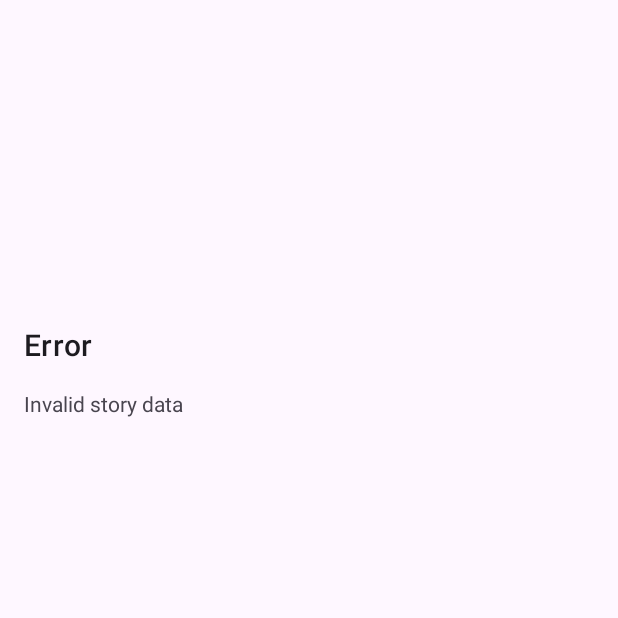
After one commit to izhharfarhan/StoryApp, an Android app: the DetailStoryActivity screen opened directly, with no data from a screen before it, on a phone screen of 412 x 824 dp, the top half of it. The commit adds this screen. Run offline under Robolectric (Android 15) with nearby library versions, the phone set to English and light mode, and no system bars; pictures from the network do not load.

Commit message:
adding List Story and Detail Story

```diff
--- a/app/build.gradle.kts
+++ b/app/build.gradle.kts
@@ -5,7 +5,7 @@ plugins {
 
 android {
     namespace = "com.dicoding.picodiploma.loginwithanimation"
-    compileSdk = 33
+    compileSdk = 35
 
     defaultConfig {
         applicationId = "com.dicoding.picodiploma.loginwithanimation"
@@ -41,6 +41,7 @@ dependencies {
     implementation("androidx.appcompat:appcompat:1.6.1")
     implementation("com.google.android.material:material:1.9.0")
     implementation("androidx.constraintlayout:constraintlayout:2.1.4")
+    implementation("androidx.activity:activity:1.9.3")
     testImplementation("junit:junit:4.13.2")
     androidTestImplementation("androidx.test.ext:junit:1.1.5")
     androidTestImplementation("androidx.test.espresso:espresso-core:3.5.1")
--- a/app/src/main/AndroidManifest.xml
+++ b/app/src/main/AndroidManifest.xml
@@ -10,6 +10,9 @@
         android:roundIcon="@mipmap/ic_launcher_round"
         android:supportsRtl="true"
         android:theme="@style/Theme.LoginWithAnimation">
+        <activity
+            android:name=".view.detail.DetailStoryActivity"
+            android:exported="false" />
         <activity
             android:name=".view.welcome.WelcomeActivity"
             android:exported="false" />
--- a/app/src/main/java/com/dicoding/picodiploma/loginwithanimation/view/StoryViewModel.kt
+++ /dev/null
@@ -1,4 +0,0 @@
-package com.dicoding.picodiploma.loginwithanimation.view
-
-class StoryViewModel {
-}
--- a/app/src/main/java/com/dicoding/picodiploma/loginwithanimation/view/ViewModelFactory.kt
+++ b/app/src/main/java/com/dicoding/picodiploma/loginwithanimation/view/ViewModelFactory.kt
@@ -6,6 +6,7 @@ import androidx.lifecycle.ViewModel
 import androidx.lifecycle.ViewModelProvider
 import com.dicoding.picodiploma.loginwithanimation.data.UserRepository
 import com.dicoding.picodiploma.loginwithanimation.di.Injection
+import com.dicoding.picodiploma.loginwithanimation.view.detail.DetailViewModel
 import com.dicoding.picodiploma.loginwithanimation.view.main.MainViewModel
 
 class ViewModelFactory(private val repository: UserRepository) : ViewModelProvider.NewInstanceFactory() {
@@ -18,6 +19,9 @@ class ViewModelFactory(private val repository: UserRepository) : ViewModelProvid
             }
             modelClass.isAssignableFrom(LoginViewModel::class.java) -> {
                 LoginViewModel(repository) as T
+            }
+            modelClass.isAssignableFrom(DetailViewModel::class.java) -> { // Tambahkan ini
+                DetailViewModel(repository) as T
             }
             else -> throw IllegalArgumentException("Unknown ViewModel class: " + modelClass.name)
         }
--- /dev/null
+++ b/app/src/main/java/com/dicoding/picodiploma/loginwithanimation/view/detail/DetailStoryActivity.kt
@@ -0,0 +1,69 @@
+package com.dicoding.picodiploma.loginwithanimation.view.detail
+
+import android.os.Bundle
+import android.util.Log
+import android.view.View
+import androidx.activity.viewModels
+import androidx.appcompat.app.AppCompatActivity
+import com.bumptech.glide.Glide
+import com.dicoding.picodiploma.loginwithanimation.R
+import com.dicoding.picodiploma.loginwithanimation.data.result.Result
+import com.dicoding.picodiploma.loginwithanimation.databinding.ActivityDetailStoryBinding
+import com.dicoding.picodiploma.loginwithanimation.view.ViewModelFactory
+
+class DetailStoryActivity : AppCompatActivity() {
+    private lateinit var binding: ActivityDetailStoryBinding
+    private val viewModel: DetailViewModel by viewModels {
+        ViewModelFactory.getInstance(this)
+    }
+
+    override fun onCreate(savedInstanceState: Bundle?) {
+        super.onCreate(savedInstanceState)
+        binding = ActivityDetailStoryBinding.inflate(layoutInflater)
+        setContentView(binding.root)
+
+        val storyId = intent.getStringExtra("STORY_ID")
+        val token = intent.getStringExtra("TOKEN")
+
+        Log.d("DetailStoryActivity", "Received STORY_ID: $storyId")
+        Log.d("DetailStoryActivity", "Received TOKEN: $token")
+
+        if (storyId != null && token != null) {
+            observeStoryDetail(storyId, token)
+        } else {
+            showError("Invalid story data")
+        }
+    }
+
+
+    private fun observeStoryDetail(storyId: String, token: String) {
+        viewModel.getStoryDetail(storyId, token).observe(this) { result ->
+            when (result) {
+                is Result.Loading -> showLoading(true)
+                is Result.Success -> {
+                    showLoading(false)
+                    val story = result.data.story
+                    binding.tvDetailName.text = story.name
+                    binding.tvDetailDescription.text = story.description
+                    Glide.with(this)
+                        .load(story.photoUrl)
+                        .placeholder(R.drawable.no_image)
+                        .into(binding.ivDetailPhoto)
+                }
+                is Result.Error -> {
+                    showLoading(false)
+                    showError(result.error.message ?: "Failed to load story details")
+                }
+            }
+        }
+    }
+
+    private fun showLoading(isLoading: Boolean) {
+        binding.progressBar.visibility = if (isLoading) View.VISIBLE else View.GONE
+    }
+
+    private fun showError(message: String) {
+        binding.tvDetailName.text = getString(R.string.error)
+        binding.tvDetailDescription.text = message
+    }
+}
--- /dev/null
+++ b/app/src/main/res/layout/activity_detail_story.xml
@@ -0,0 +1,49 @@
+<?xml version="1.0" encoding="utf-8"?>
+<androidx.constraintlayout.widget.ConstraintLayout xmlns:android="http://schemas.android.com/apk/res/android"
+    xmlns:app="http://schemas.android.com/apk/res-auto"
+    xmlns:tools="http://schemas.android.com/tools"
+    android:layout_width="match_parent"
+    android:layout_height="match_parent"
+    tools:context=".view.detail.DetailStoryActivity">
+
+    <ImageView
+        android:id="@+id/iv_detail_photo"
+        android:layout_width="0dp"
+        android:layout_height="200dp"
+        android:scaleType="centerCrop"
+        app:layout_constraintEnd_toEndOf="parent"
+        app:layout_constraintStart_toStartOf="parent"
+        app:layout_constraintTop_toTopOf="parent"
+        android:contentDescription="@string/photo_description" />
+
+    <TextView
+        android:id="@+id/tv_detail_name"
+        android:layout_width="0dp"
+        android:layout_height="wrap_content"
+        android:layout_margin="16dp"
+        android:textAppearance="?attr/textAppearanceHeadline6"
+        app:layout_constraintEnd_toEndOf="parent"
+        app:layout_constraintStart_toStartOf="parent"
+        app:layout_constraintTop_toBottomOf="@id/iv_detail_photo"
+        tools:text="Nama User" />
+
+    <TextView
+        android:id="@+id/tv_detail_description"
+        android:layout_width="0dp"
+        android:layout_height="wrap_content"
+        android:layout_margin="16dp"
+        app:layout_constraintEnd_toEndOf="parent"
+        app:layout_constraintStart_toStartOf="parent"
+        app:layout_constraintTop_toBottomOf="@id/tv_detail_name"
+        tools:text="Deskripsi Cerita" />
+
+    <ProgressBar
+        android:id="@+id/progress_bar"
+        android:layout_width="wrap_content"
+        android:layout_height="wrap_content"
+        android:visibility="gone"
+        app:layout_constraintEnd_toEndOf="parent"
+        app:layout_constraintStart_toStartOf="parent"
+        app:layout_constraintTop_toTopOf="parent" />
+
+</androidx.constraintlayout.widget.ConstraintLayout>
--- a/app/src/main/res/layout/story_recycler_row.xml
+++ b/app/src/main/res/layout/story_recycler_row.xml
@@ -44,7 +44,10 @@
                 android:text="@string/description"
                 android:textColor="@android:color/black"
                 android:textSize="16sp"
-                android:textStyle="normal"/>
+                android:textStyle="normal"
+                android:maxLines="2"
+                android:ellipsize="end" />
+
 
         </LinearLayout>
     </androidx.cardview.widget.CardView>
--- a/app/src/main/res/values/strings.xml
+++ b/app/src/main/res/values/strings.xml
@@ -16,5 +16,6 @@
     <string name="password_minimum_length_error">Password harus terdiri dari minimal 8 karakter</string>
     <string name="description">This is the Description</string>
     <string name="name_story">This is the Name</string>
-
+    <string name="photo_description">gambar</string>
+    <string name="error">Error</string>
 </resources>
```
Also changed, not shown: app/src/main/java/com/dicoding/picodiploma/loginwithanimation/data/UserRepository.kt (+11 -0 lines), app/src/main/java/com/dicoding/picodiploma/loginwithanimation/data/api/ApiService.kt (+10 -0 lines), app/src/main/java/com/dicoding/picodiploma/loginwithanimation/data/pref/UserPreference.kt (+6 -1 lines), app/src/main/java/com/dicoding/picodiploma/loginwithanimation/data/response/DetailStoryResponse.kt (added, +37 -0 lines), app/src/main/java/com/dicoding/picodiploma/loginwithanimation/view/adapter/StoryAdapter.kt (+43 -2 lines), app/src/main/java/com/dicoding/picodiploma/loginwithanimation/view/detail/DetailViewModel.kt (added, +26 -0 lines), app/src/main/java/com/dicoding/picodiploma/loginwithanimation/view/main/MainActivity.kt (+74 -0 lines), app/src/main/java/com/dicoding/picodiploma/loginwithanimation/view/main/MainViewModel.kt (+19 -0 lines).
